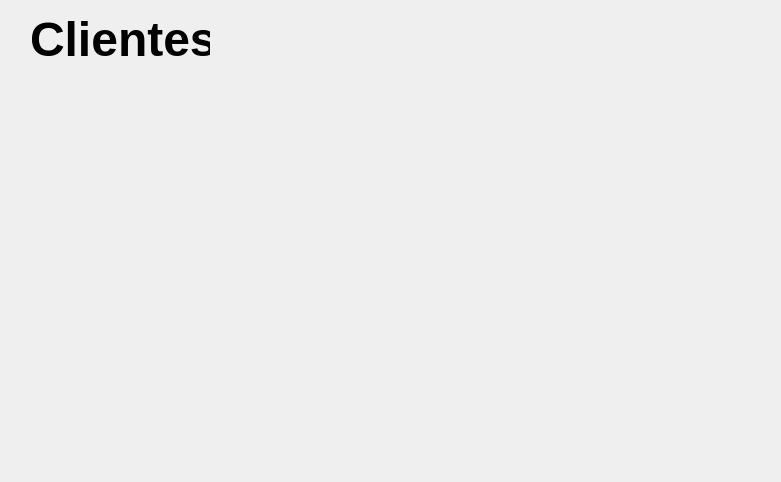
Old version of the form view/clientes.ui in the repository imora97/gerenciador-de-vendas-1.
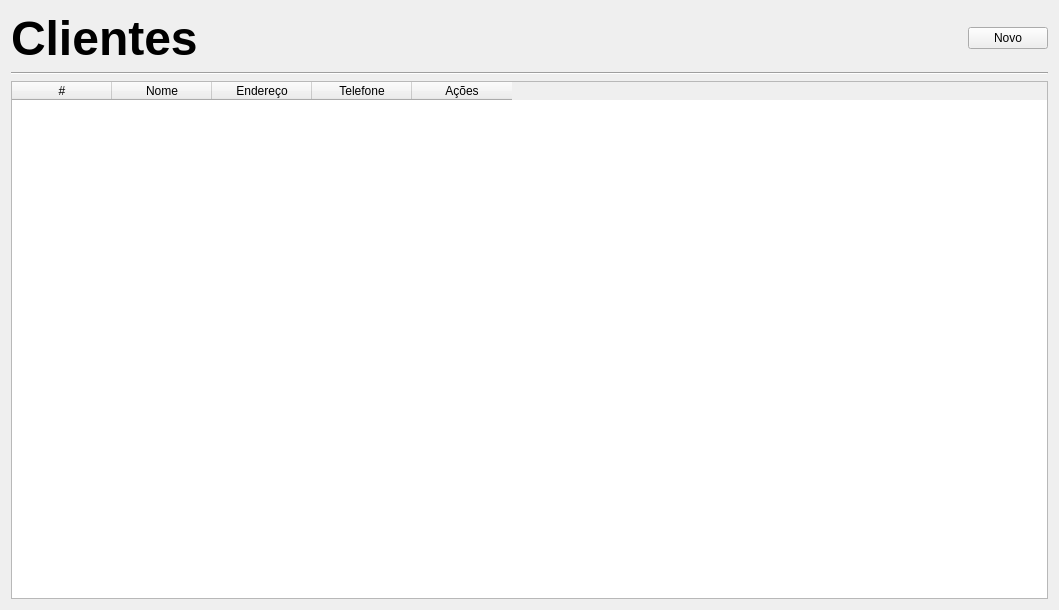
New version of the form.

Commit message: clientes e peças

```diff
--- a/view/clientes.ui
+++ b/view/clientes.ui
@@ -6,22 +6,18 @@
    <rect>
     <x>0</x>
     <y>0</y>
-    <width>781</width>
-    <height>482</height>
+    <width>1059</width>
+    <height>610</height>
    </rect>
   </property>
   <property name="windowTitle">
    <string>Form</string>
   </property>
+  <layout class="QVBoxLayout" name="verticalLayout">
+   <item>
+    <layout class="QHBoxLayout" name="horizontalLayout">
+     <item>
   <widget class="QLabel" name="label">
-   <property name="geometry">
-    <rect>
-     <x>30</x>
-     <y>10</y>
-     <width>180</width>
-     <height>58</height>
-    </rect>
-   </property>
    <property name="font">
     <font>
      <pointsize>36</pointsize>
@@ -32,6 +28,66 @@
     <string>Clientes</string>
    </property>
   </widget>
+     </item>
+     <item>
+      <spacer name="horizontalSpacer">
+       <property name="orientation">
+        <enum>Qt::Horizontal</enum>
+       </property>
+       <property name="sizeHint" stdset="0">
+        <size>
+         <width>40</width>
+         <height>20</height>
+        </size>
+       </property>
+      </spacer>
+     </item>
+     <item>
+      <widget class="QPushButton" name="novo_btn">
+       <property name="text">
+        <string>Novo</string>
+       </property>
+      </widget>
+     </item>
+    </layout>
+   </item>
+   <item>
+    <widget class="Line" name="line">
+     <property name="orientation">
+      <enum>Qt::Horizontal</enum>
+     </property>
+    </widget>
+   </item>
+   <item>
+    <widget class="QTableWidget" name="tableWidget">
+     <column>
+      <property name="text">
+       <string>#</string>
+      </property>
+     </column>
+     <column>
+      <property name="text">
+       <string>Nome</string>
+      </property>
+     </column>
+     <column>
+      <property name="text">
+       <string>Endereço</string>
+      </property>
+     </column>
+     <column>
+      <property name="text">
+       <string>Telefone</string>
+      </property>
+     </column>
+     <column>
+      <property name="text">
+       <string>Ações</string>
+      </property>
+     </column>
+    </widget>
+   </item>
+  </layout>
  </widget>
  <resources/>
  <connections/>
```
Lines whose indentation alone changed are shown as unchanged. The commit also changes 9 other files.
